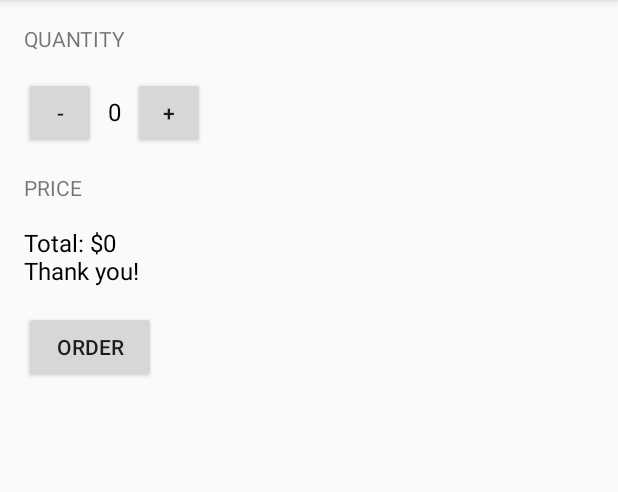
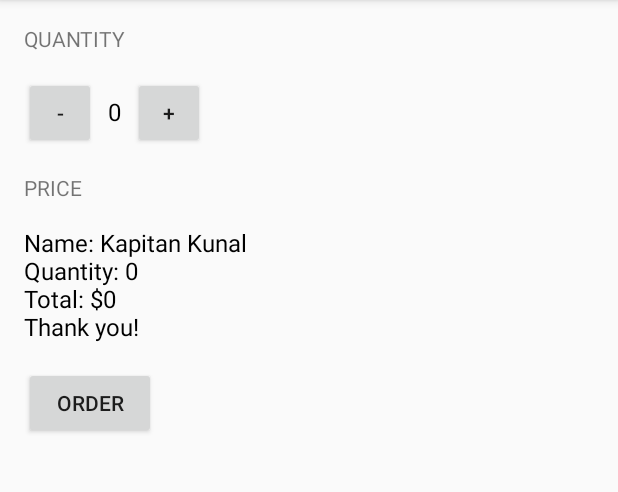
Before and after one commit to tr0lczyk/JustJava, an Android app: the screen it shows after launch (MainActivity), after a tap on "ORDER", on a phone screen of 412 x 824 dp, the part 84-576 px from its top. Run offline under Robolectric (Android 15) with nearby library versions, the phone set to English and light mode, and no system bars.

Commit message:
additional functionalities

```diff
--- a/app/src/main/java/com/example/android/justjava/MainActivity.java
+++ b/app/src/main/java/com/example/android/justjava/MainActivity.java
@@ -34,7 +34,7 @@ public class MainActivity extends AppCompatActivity {
      */
     public void increment(View view) {
         quantity = quantity + 1;
-        display(quantity);
+        displayQuantity(quantity);
     }
 
     /**
@@ -42,25 +42,45 @@ public class MainActivity extends AppCompatActivity {
      */
     public void decrement(View view) {
         quantity = quantity - 1;
-        display(quantity);
+        displayQuantity(quantity);
     }
 
     /**
      * method called when order button is clicked
      */
     public void submitOrder(View view) {
-        int price = quantity * 5;
-        String priceMessage = "Total: $" + price;
-        priceMessage = priceMessage + "\nThank you!";
-        displayMessage(priceMessage);
+        int price = calculatePrice();
+        displayMessage(createOrderSummary(price));
+    }
+
+    /**
+     * Calculates the price of the order.
+     *
+     * @return the price of ordered coffees
+     */
+    private int calculatePrice() {
+        return quantity * 5;
+    }
+
+    /**
+     * Creates summary of the order.
+     *
+     * @return quantity and price of the order
+     */
+    private String createOrderSummary(int priceOfOrder){
+        String priceMessage = "Name: Kapitan Kunal";
+        priceMessage += "\nQuantity: " + quantity;
+        priceMessage += "\nTotal: $" + priceOfOrder;
+        priceMessage += "\nThank you!";
+        return  priceMessage;
     }
 
     /**
      * This method displays the given quantity value on the screen.
      */
-    private void display(int number) {
+    private void displayQuantity(int book) {
         TextView quantityTextView = (TextView) findViewById(R.id.quantity_text_view);
-        quantityTextView.setText("" + number);
+        quantityTextView.setText("" + book);
     }
 
     /**
@@ -79,5 +99,4 @@ public class MainActivity extends AppCompatActivity {
         priceTextView.setText(message);
     }
 
-
 }
```
